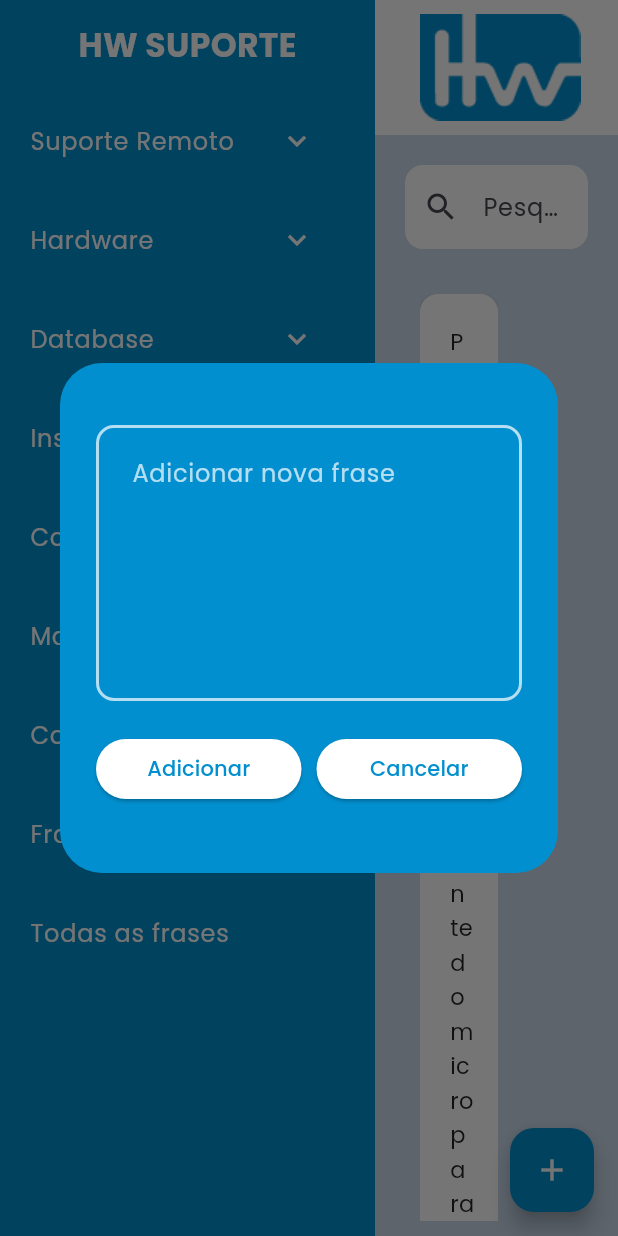
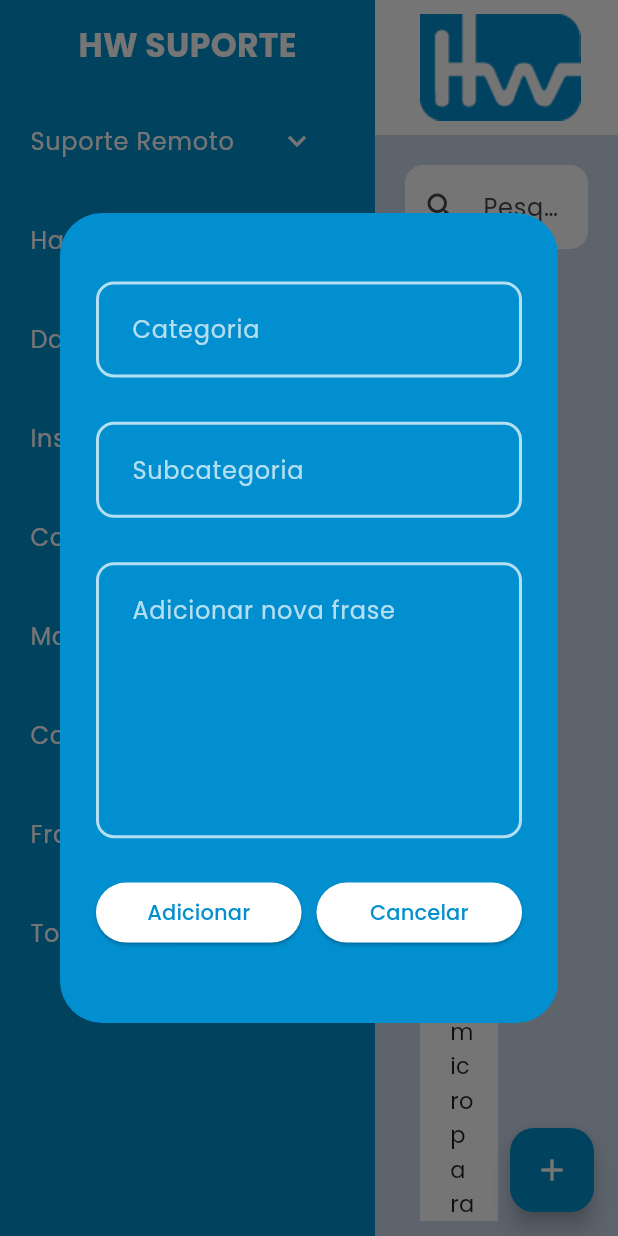
Before and after one commit to Ninassc/HW-Frases-Suporte-Flutter, a Flutter app: the screen it shows after launch, after a tap on the "add" icon, on a phone screen of 412 x 824 dp. Run offline on Flutter 3.47's test engine with Material 3 defaults, Android fonts, the phone set to English and light mode, and no system bars; our stand-ins replace device_preview.

Commit message:
Implement phrase addition functionality with dialog inputs and file handling

```diff
--- a/lib/pages/home_page.dart
+++ b/lib/pages/home_page.dart
@@ -1,7 +1,10 @@
 import 'dart:convert';
+import 'dart:io';
+import 'package:flutter/services.dart';
+import 'package:path_provider/path_provider.dart';
+
 import 'package:appfrases/utils/dialog_box.dart';
 import 'package:appfrases/utils/frase_card.dart';
-import 'package:flutter/services.dart';
 import 'package:appfrases/utils/menutile.dart';
 import 'package:flutter/material.dart';
 
@@ -13,26 +16,56 @@ class HomePage extends StatefulWidget {
 }
 
 class _HomePageState extends State<HomePage> {
+  @override
+  void initState() {
+    super.initState();
+    carregarFrases();
+  }
+
+  @override
+  void dispose() {
+    fraseController.dispose();
+    categoriaController.dispose();
+    subcategoriaController.dispose();
+
+    super.dispose();
+  }
+
   String submenuSelecionado = "Atendimento";
   String pesquisa = "";
   List<dynamic> frasesCarregadas = [];
 
-  Future<void> carregarFrases() async {
-    final String resposta = await rootBundle.loadString(
-      'assets/data/frases.json',
+  final TextEditingController categoriaController = TextEditingController();
+  final TextEditingController subcategoriaController = TextEditingController();
+  final TextEditingController fraseController = TextEditingController();
+
+  Future<File> pegarArquivoJson() async {
+    return File(
+      r'\\hwfs01\Area Publica\Suporte (Disco T)\Suporte\FrasesJsonApp\frases.json',
     );
-    //print(resposta);
-    final List<dynamic> dados = jsonDecode(resposta);
-
-    setState(() {
-      frasesCarregadas = dados;
-    });
   }
 
-  @override
-  void initState() {
-    super.initState();
-    carregarFrases();
+  Future<void> carregarFrases() async {
+    try {
+      final arquivo = await pegarArquivoJson();
+
+      if (!await arquivo.exists()) {
+        final jsonInicial = await rootBundle.loadString(
+          'assets/data/frases.json',
+        );
+        await arquivo.writeAsString(jsonInicial);
+      }
+
+      final conteudo = await arquivo.readAsString();
+
+      final List<dynamic> dados = jsonDecode(conteudo);
+
+      setState(() {
+        frasesCarregadas = dados;
+      });
+    } catch (e) {
+      print("Erro ao carregar frases: $e");
+    }
   }
 
   @override
@@ -49,7 +82,34 @@ class _HomePageState extends State<HomePage> {
       return correspondePesquisa && correspondeSubmenu;
     }).toList();
 
-    final _controller = TextEditingController();
+    Future<void> adicionarFrase() async {
+      if (categoriaController.text != "" &&
+          subcategoriaController.text != "" &&
+          fraseController.text != "") {
+        final novaFrase = {
+          "categoria": categoriaController.text,
+
+          "subcategoria": subcategoriaController.text,
+
+          "texto": fraseController.text,
+        };
+
+        frasesCarregadas.add(novaFrase);
+
+        final arquivo = await pegarArquivoJson();
+        print(arquivo.path);
+
+        await arquivo.writeAsString(jsonEncode(frasesCarregadas));
+
+        setState(() {});
+
+        categoriaController.clear();
+        subcategoriaController.clear();
+        fraseController.clear();
+
+        Navigator.of(context).pop();
+      }
+    }
 
     return Scaffold(
       floatingActionButton: FloatingActionButton(
@@ -58,10 +118,16 @@ class _HomePageState extends State<HomePage> {
             context: context,
             builder: (context) {
               return DialogBox(
-                controller: _controller,
-                onSave: () {},
+                categoriaController: categoriaController,
+                subcategoriaController: subcategoriaController,
+                fraseController: fraseController,
+
+                onSave: () => adicionarFrase(),
+
                 onCancel: () {
-                  _controller.clear();
+                  categoriaController.clear();
+                  subcategoriaController.clear();
+                  fraseController.clear();
                   Navigator.of(context).pop();
                 },
               );
--- a/lib/utils/dialog_box.dart
+++ b/lib/utils/dialog_box.dart
@@ -2,13 +2,17 @@ import 'package:appfrases/utils/my_button.dart';
 import 'package:flutter/material.dart';
 
 class DialogBox extends StatelessWidget {
-  final dynamic controller;
+  final TextEditingController categoriaController;
+  final TextEditingController subcategoriaController;
+  final TextEditingController fraseController;
   final VoidCallback onSave;
   final VoidCallback onCancel;
 
   const DialogBox({
     super.key,
-    required this.controller,
+    required this.categoriaController,
+    required this.subcategoriaController,
+    required this.fraseController,
     required this.onSave,
     required this.onCancel,
   });
@@ -18,7 +22,7 @@ class DialogBox extends StatelessWidget {
     return AlertDialog(
       backgroundColor: const Color(0xFF028FCF),
       content: SizedBox(
-        height: 300,
+        height: 500,
         width: 700,
         child: Column(
           mainAxisAlignment: MainAxisAlignment.spaceEvenly,
@@ -28,9 +32,70 @@ class DialogBox extends StatelessWidget {
               selectionColor: Colors.white24,
 
               child: TextField(
-                controller: controller,
+                controller: categoriaController,
+                maxLines: 1,
+                style: const TextStyle(color: Colors.white),
+
+                decoration: InputDecoration(
+                  contentPadding: EdgeInsets.all(20),
+
+                  hintText: "Categoria",
+                  hintStyle: const TextStyle(color: Colors.white70),
+
+                  enabledBorder: OutlineInputBorder(
+                    borderRadius: BorderRadius.circular(12),
+                    borderSide: const BorderSide(
+                      color: Colors.white70,
+                      width: 2,
+                    ),
+                  ),
+
+                  focusedBorder: OutlineInputBorder(
+                    borderRadius: BorderRadius.circular(12),
+                    borderSide: const BorderSide(color: Colors.white, width: 2),
+                  ),
+                ),
+              ),
+            ),
+
+            DefaultSelectionStyle(
+              cursorColor: Colors.white,
+              selectionColor: Colors.white24,
+
+              child: TextField(
+                controller: subcategoriaController,
+                maxLines: 1,
+                style: const TextStyle(color: Colors.white),
+
+                decoration: InputDecoration(
+                  contentPadding: EdgeInsets.all(20),
+
+                  hintText: "Subcategoria",
+                  hintStyle: const TextStyle(color: Colors.white70),
+
+                  enabledBorder: OutlineInputBorder(
+                    borderRadius: BorderRadius.circular(12),
+                    borderSide: const BorderSide(
+                      color: Colors.white70,
+                      width: 2,
+                    ),
+                  ),
+
+                  focusedBorder: OutlineInputBorder(
+                    borderRadius: BorderRadius.circular(12),
+                    borderSide: const BorderSide(color: Colors.white, width: 2),
+                  ),
+                ),
+              ),
+            ),
+
+            DefaultSelectionStyle(
+              cursorColor: Colors.white,
+              selectionColor: Colors.white24,
+
+              child: TextField(
+                controller: fraseController,
                 maxLines: 6,
-
                 style: const TextStyle(color: Colors.white),
 
                 decoration: InputDecoration(
--- a/pubspec.yaml
+++ b/pubspec.yaml
@@ -35,6 +35,7 @@ dependencies:
   # Use with the CupertinoIcons class for iOS style icons.
   cupertino_icons: ^1.0.8
   device_preview: ^1.3.1
+  path_provider: ^2.1.5
 
 dev_dependencies:
   flutter_test:
```
Also changed, not shown: pubspec.lock, 2 other files.
